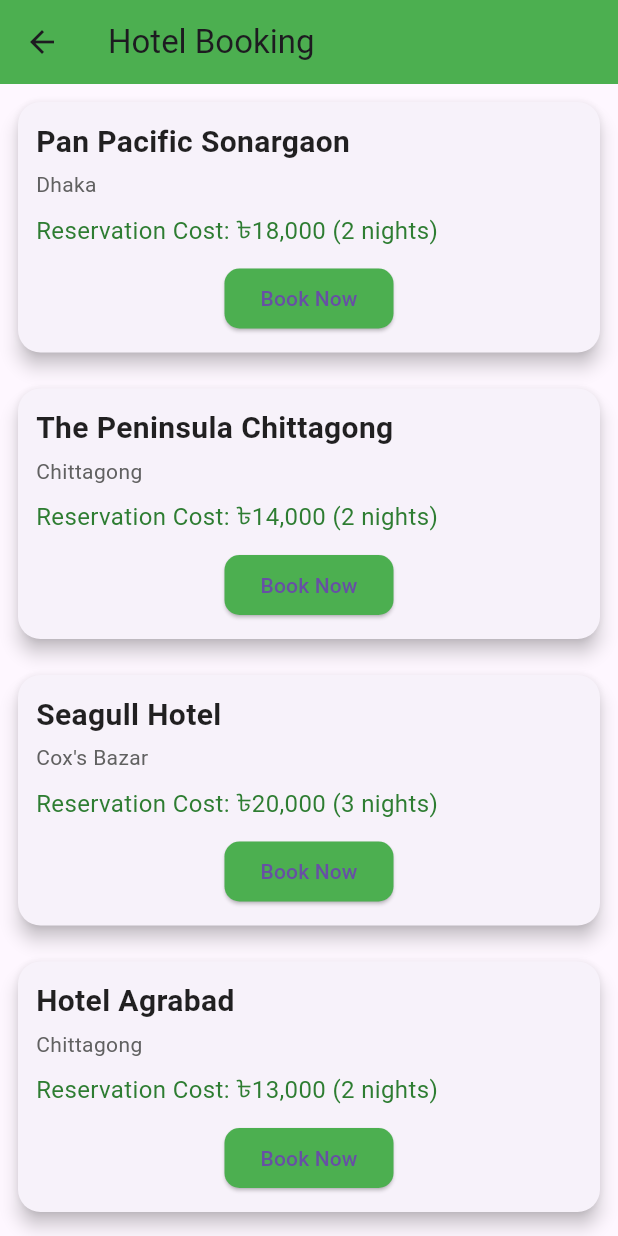
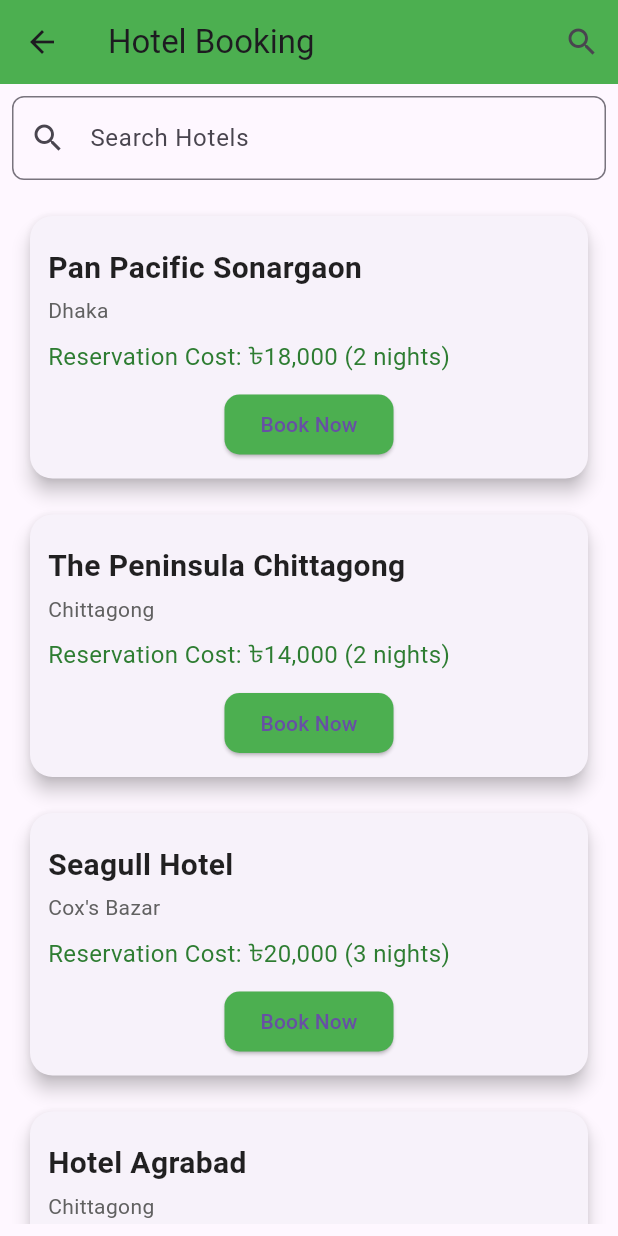
Before and after one commit to likhon15-4915/MAD_TravelProject, a Flutter app: the screen it shows after launch, in the side drawer, after a tap on "Hotel", on a phone screen of 412 x 824 dp. Run offline on Flutter 3.47's test engine with Material 3 defaults, Android fonts, the phone set to English and light mode, and no system bars; network calls fail.

Commit message:
Create the hotel booking detaisl and  page

```diff
--- a/lib/main.dart
+++ b/lib/main.dart
@@ -99,68 +99,86 @@
   }
 }
 
-// Hotel Page with 11 hotels and Book Now button
-class HotelPage extends StatelessWidget {
+class HotelPage extends StatefulWidget {
+  @override
+  _HotelPageState createState() => _HotelPageState();
+}
+
+class _HotelPageState extends State<HotelPage> {
+  // TextEditingController to capture search input
+  TextEditingController _searchController = TextEditingController();
+
+  // List of hotels
   final List<Map<String, dynamic>> hotels = [
-    // Original 6 Hotels
     {
       "name": "Pan Pacific Sonargaon",
       "location": "Dhaka",
-      "price": "৳18,000 (2 nights)"
+      "price": "৳18,000 (2 nights)",
     },
     {
       "name": "The Peninsula Chittagong",
       "location": "Chittagong",
-      "price": "৳14,000 (2 nights)"
+      "price": "৳14,000 (2 nights)",
     },
     {
       "name": "Seagull Hotel",
       "location": "Cox's Bazar",
-      "price": "৳20,000 (3 nights)"
+      "price": "৳20,000 (3 nights)",
     },
     {
       "name": "Hotel Agrabad",
       "location": "Chittagong",
-      "price": "৳13,000 (2 nights)"
+      "price": "৳13,000 (2 nights)",
     },
     {
       "name": "Royal Tulip Sea Pearl Beach Resort",
       "location": "Cox's Bazar",
-      "price": "৳25,000 (3 nights)"
+      "price": "৳25,000 (3 nights)",
     },
     {
       "name": "Long Beach Hotel",
       "location": "Cox's Bazar",
-      "price": "৳17,500 (3 nights)"
-    },
-
-    // New 5 Hotels
-    {
-      "name": "Hotel Tanguar Haor",
-      "location": "Sylhet",
-      "price": "৳15,000 (2 nights)"
+      "price": "৳17,500 (3 nights)",
     },
     {
       "name": "Rangamati Hill Resort",
       "location": "Rangamati",
-      "price": "৳12,500 (2 nights)"
+      "price": "৳12,500 (2 nights)",
+    },
+    {
+      "name": "Sajek Valley Resort",
+      "location": "Sajek Valley",
+      "price": "৳18,000 (3 nights)",
+    },
+    {
+      "name": "Boga Lake Resort",
+      "location": "Bandarbans",
+      "price": "৳18,500 (2 nights)",
+    },
+    {
+      "name": "Hotel Tanguar Haor",
+      "location": "Sylhet",
+      "price": "৳15,000 (2 nights)",
     },
     {
       "name": "Srimangal Tea Resort",
       "location": "Srimangal",
-      "price": "৳16,500 (3 nights)"
-    },
-    {
-      "name": "Sundarbans Hotel & Resort",
-      "location": "Sundarbans",
-      "price": "৳22,000 (3 nights)"
-    },
-    {
-      "name": "Boga Lake Resort",
-      "location": "Bandarbans",
-      "price": "৳18,500 (2 nights)"
+      "price": "৳16,500 (3 nights)",
     },
   ];
+
+  // Function to filter hotels based on search query
+  List<Map<String, dynamic>> _filterHotels(String query) {
+    return hotels.where((hotel) {
+      String name = hotel["name"].toLowerCase();
+      String location = hotel["location"].toLowerCase();
+      String price = hotel["price"].toLowerCase();
+
+      return name.contains(query.toLowerCase()) ||
+          location.contains(query.toLowerCase()) ||
+          price.contains(query.toLowerCase());
+    }).toList();
+  }
 
   @override
   Widget build(BuildContext context) {
@@ -168,11 +186,44 @@
       appBar: AppBar(
         title: Text("Hotel Booking"),
         backgroundColor: Colors.green,
+        actions: [
+          // Search icon
+          IconButton(
+            icon: Icon(Icons.search),
+            onPressed: () {
+              showSearch(
+                context: context,
+                delegate: HotelSearchDelegate(hotels: hotels),
+              );
+            },
           ),
-      body: ListView.builder(
-        itemCount: hotels.length,
+        ],
+      ),
+      body: Padding(
+        padding: const EdgeInsets.all(8.0),
+        child: Column(
+          children: [
+            // Search TextField
+            TextField(
+              controller: _searchController,
+              decoration: InputDecoration(
+                labelText: 'Search Hotels',
+                hintText: 'Enter hotel name, location, or price',
+                border: OutlineInputBorder(
+                  borderRadius: BorderRadius.circular(8),
+                ),
+                prefixIcon: Icon(Icons.search),
+              ),
+              onChanged: (query) {
+                setState(() {}); // Update search results when typing
+              },
+            ),
+            SizedBox(height: 12),
+            Expanded(
+              child: ListView.builder(
+                itemCount: _filterHotels(_searchController.text).length,
                 itemBuilder: (context, index) {
-          final hotel = hotels[index];
+                  final hotel = _filterHotels(_searchController.text)[index];
                   return Card(
                     margin: EdgeInsets.all(12),
                     elevation: 5,
@@ -184,6 +235,8 @@
                       child: Column(
                         crossAxisAlignment: CrossAxisAlignment.start,
                         children: [
+                          // Removed hotel image, just showing details
+                          SizedBox(height: 8),
                           Text(
                             hotel["name"],
                             style: TextStyle(
@@ -231,6 +284,84 @@
                   );
                 },
               ),
+            ),
+          ],
+        ),
+      ),
     );
   }
 }
+
+// Hotel Search Delegate for advanced search experience
+class HotelSearchDelegate extends SearchDelegate {
+  final List<Map<String, dynamic>> hotels;
+
+  HotelSearchDelegate({required this.hotels});
+
+  @override
+  List<Widget> buildActions(BuildContext context) {
+    // Clear search button
+    return [
+      IconButton(
+        icon: Icon(Icons.clear),
+        onPressed: () {
+          query = ''; // Clear the search query
+        },
+      ),
+    ];
+  }
+
+  @override
+  Widget buildLeading(BuildContext context) {
+    // Back button
+    return IconButton(
+      icon: Icon(Icons.arrow_back),
+      onPressed: () {
+        close(context, null);
+      },
+    );
+  }
+
+  @override
+  Widget buildResults(BuildContext context) {
+    // Filter hotels based on query
+    final results = hotels.where((hotel) {
+      return hotel["name"].toLowerCase().contains(query.toLowerCase()) ||
+          hotel["location"].toLowerCase().contains(query.toLowerCase()) ||
+          hotel["price"].toLowerCase().contains(query.toLowerCase());
+    }).toList();
+
+    return ListView.builder(
+      itemCount: results.length,
+      itemBuilder: (context, index) {
+        final hotel = results[index];
+        return ListTile(
+          title: Text(hotel["name"]),
+          subtitle: Text("${hotel["location"]} - ${hotel["price"]}"),
+          onTap: () {
+            // Handle hotel detail navigation
+          },
+        );
+      },
+    );
+  }
+
+  @override
+  Widget buildSuggestions(BuildContext context) {
+    // Show suggestions as user types
+    final suggestions = hotels.where((hotel) {
+      return hotel["name"].toLowerCase().contains(query.toLowerCase());
+    }).toList();
+
+    return ListView.builder(
+      itemCount: suggestions.length,
+      itemBuilder: (context, index) {
+        final hotel = suggestions[index];
+        return ListTile(
+          title: Text(hotel["name"]),
+          subtitle: Text(hotel["location"]),
+        );
+      },
+    );
+  }
+}
```
Lines whose indentation alone changed are shown as unchanged.
